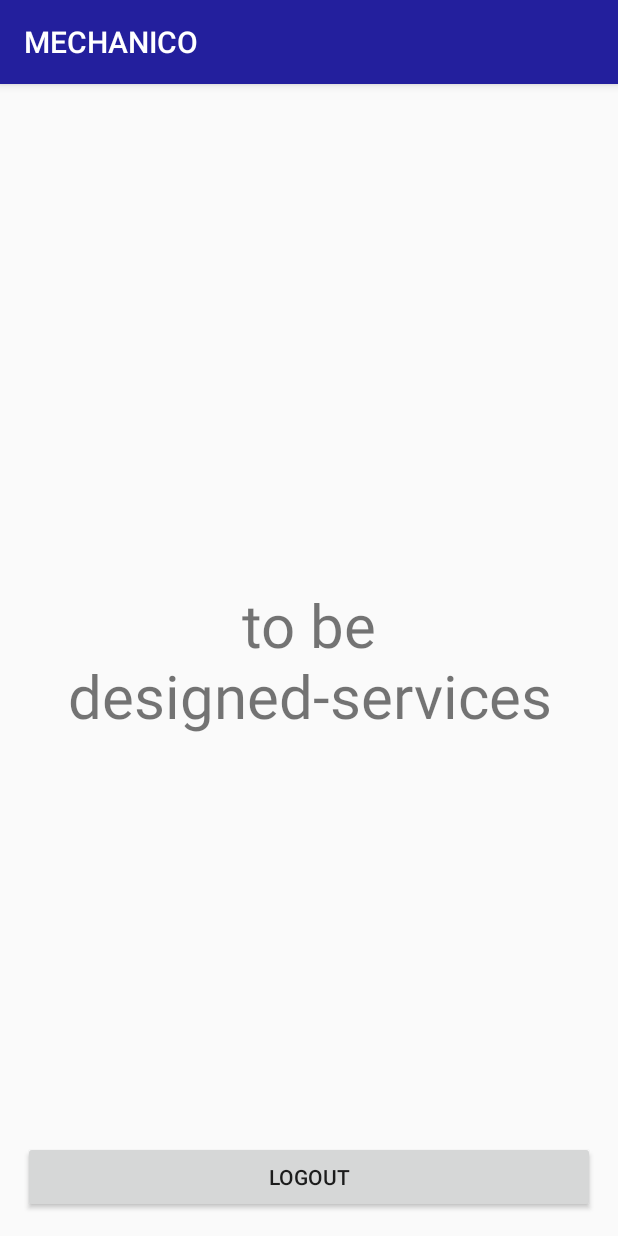
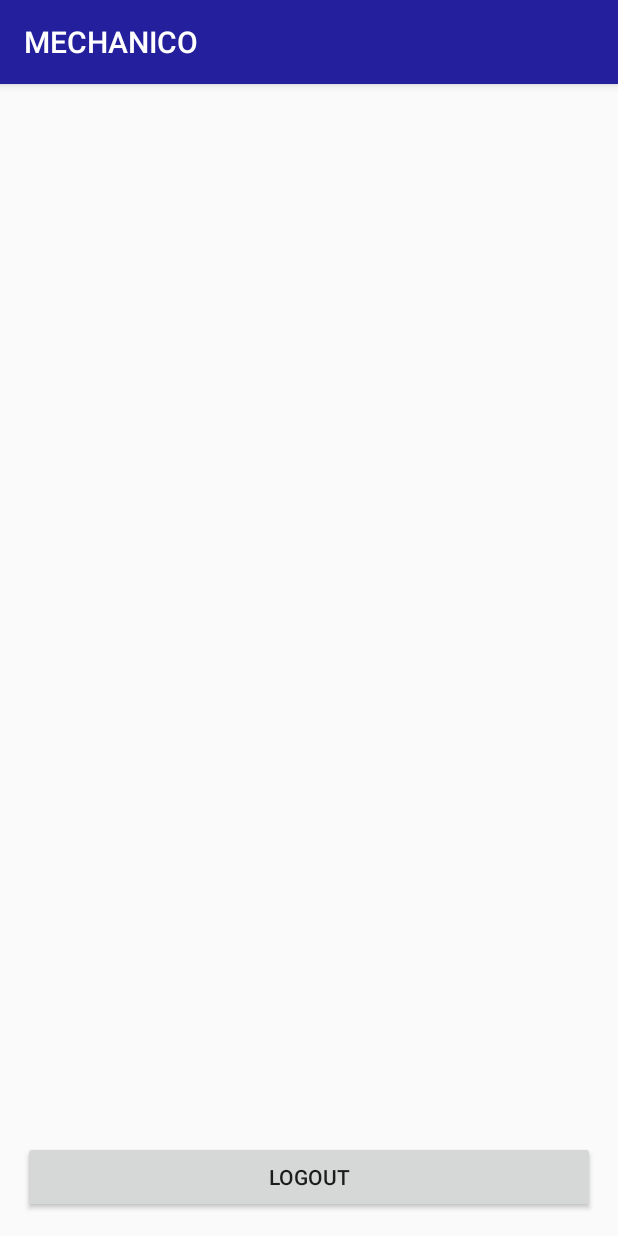
Before and after one commit to Darpan99/MECHANICO, an Android app: the PAGE3 screen opened directly, with no data from a screen before it, on a phone screen of 412 x 824 dp. Run offline under Robolectric (Android 15) with nearby library versions, the phone set to English and light mode, and no system bars; our stand-ins replace Firebase (no records; nobody signed in at launch, a user with empty details on screens opened directly); Roboto replaces fonts that are not available here.

Commit message:
hum app banayenge

```diff
--- a/app/src/main/java/com/example/darpan/mechanico/features.java
+++ b/app/src/main/java/com/example/darpan/mechanico/features.java
@@ -19,6 +19,7 @@ public class features extends AppCompatActivity
     @Override
     protected void onCreate(Bundle savedInstanceState) {
         super.onCreate(savedInstanceState);
+        getSupportActionBar().hide();
         setContentView(R.layout.activity_features);
         Toolbar toolbar = (Toolbar) findViewById(R.id.toolbar);
         setSupportActionBar(toolbar);
--- a/app/src/main/res/drawable/side_nav_bar.xml
+++ b/app/src/main/res/drawable/side_nav_bar.xml
@@ -1,9 +1,9 @@
 <shape xmlns:android="http://schemas.android.com/apk/res/android"
     android:shape="rectangle">
     <gradient
+        android:startColor="#555df1"
+        android:centerColor="#2816f1"
+        android:endColor="#d4d5f2"
         android:angle="135"
-        android:centerColor="#009688"
-        android:endColor="#00695C"
-        android:startColor="#4DB6AC"
         android:type="linear" />
 </shape>
--- a/app/src/main/res/layout/activity_page3.xml
+++ b/app/src/main/res/layout/activity_page3.xml
@@ -8,16 +8,6 @@
     android:orientation="vertical"
     tools:context=".PAGE3">
 
-    <TextView
-        android:layout_width="match_parent"
-        android:layout_height="wrap_content"
-        android:layout_centerHorizontal="true"
-        android:layout_centerVertical="true"
-        android:layout_gravity="center"
-        android:gravity="center"
-        android:text="to be designed-services"
-        android:textSize="40dp" />
-
     <Button
         android:id="@+id/btnLogOut"
         android:layout_width="match_parent"
```
